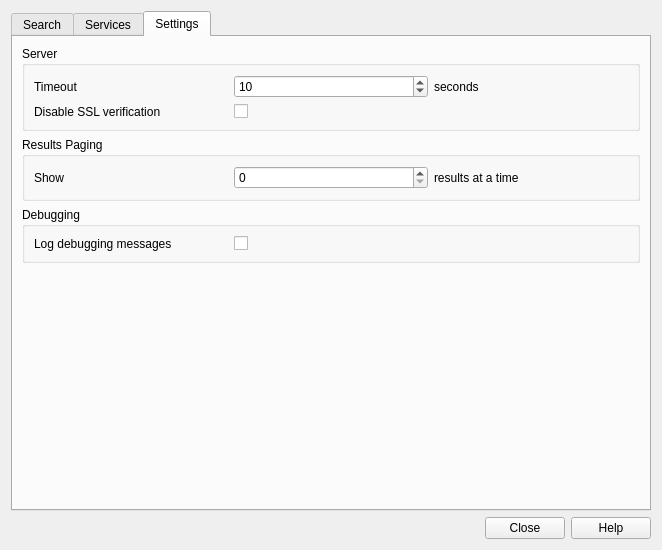
Above: ui/maindialog.ui from riccardoklinger/QarcConnect before the change. Below: the same form after it.
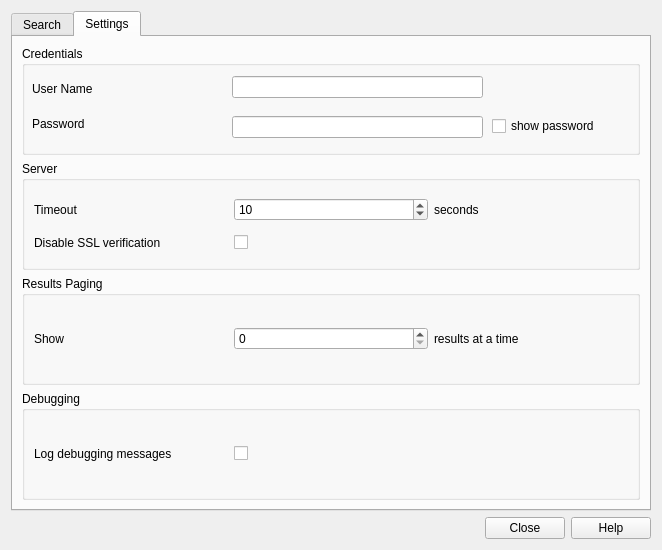
That is the form after the change. The open tabs and pages were chosen to show the change. Icons and pictures are not drawn. Custom widgets are drawn as their Qt base class.

```diff
--- a/ui/maindialog.ui
+++ b/ui/maindialog.ui
@@ -407,84 +407,86 @@
        </item>
       </layout>
      </widget>
-     <widget class="QWidget" name="tabServers">
-      <attribute name="title">
-       <string>Services</string>
-      </attribute>
-      <layout class="QGridLayout" name="gridLayout">
-       <item row="0" column="0" colspan="5">
-        <widget class="QComboBox" name="cmbConnectionsServices"/>
-       </item>
-       <item row="1" column="0">
-        <widget class="QPushButton" name="btnServerInfo">
-         <property name="text">
-          <string>Service Info</string>
-         </property>
-        </widget>
-       </item>
-       <item row="1" column="1" colspan="2">
-        <widget class="QPushButton" name="btnRawAPIResponse">
-         <property name="text">
-          <string>Raw API Response</string>
-         </property>
-        </widget>
-       </item>
-       <item row="2" column="0">
-        <widget class="QPushButton" name="btnNew">
-         <property name="text">
-          <string>New…</string>
-         </property>
-        </widget>
-       </item>
-       <item row="2" column="1">
-        <widget class="QPushButton" name="btnEdit">
-         <property name="text">
-          <string>Edit…</string>
-         </property>
-        </widget>
-       </item>
-       <item row="2" column="2">
-        <widget class="QPushButton" name="btnDelete">
-         <property name="text">
-          <string>Delete…</string>
-         </property>
-        </widget>
-       </item>
-       <item row="2" column="4">
-        <widget class="QPushButton" name="btnSave">
-         <property name="text">
-          <string>Save…</string>
-         </property>
-        </widget>
-       </item>
-       <item row="3" column="0" colspan="5">
-        <widget class="QTextBrowser" name="textMetadata">
-         <property name="openExternalLinks">
-          <bool>true</bool>
-         </property>
-        </widget>
-       </item>
-       <item row="1" column="3" colspan="2">
-        <widget class="QPushButton" name="btnAddDefault">
-         <property name="text">
-          <string>Add Default Services</string>
-         </property>
-        </widget>
-       </item>
-       <item row="2" column="3">
-        <widget class="QPushButton" name="btnLoad">
-         <property name="text">
-          <string>Load…</string>
-         </property>
-        </widget>
-       </item>
-      </layout>
-     </widget>
      <widget class="QWidget" name="tabSettings">
       <attribute name="title">
        <string>Settings</string>
       </attribute>
       <layout class="QVBoxLayout" name="verticalLayout_4">
+       <item>
+        <widget class="QGroupBox" name="groupBox_6">
+         <property name="title">
+          <string>Credentials</string>
+         </property>
+         <widget class="QLabel" name="label_14">
+          <property name="geometry">
+           <rect>
+            <x>10</x>
+            <y>31</y>
+            <width>195</width>
+            <height>24</height>
+           </rect>
+          </property>
+          <property name="text">
+           <string>User Name</string>
+          </property>
+         </widget>
+         <widget class="QLabel" name="label_15">
+          <property name="geometry">
+           <rect>
+            <x>10</x>
+            <y>70</y>
+            <width>195</width>
+            <height>16</height>
+           </rect>
+          </property>
+          <property name="text">
+           <string>Password</string>
+          </property>
+         </widget>
+         <widget class="QLineEdit" name="UserNameInput">
+          <property name="geometry">
+           <rect>
+            <x>210</x>
+            <y>30</y>
+            <width>251</width>
+            <height>22</height>
+           </rect>
+          </property>
+         </widget>
+         <widget class="QLineEdit" name="password_input">
+          <property name="geometry">
+           <rect>
+            <x>210</x>
+            <y>70</y>
+            <width>251</width>
+            <height>22</height>
+           </rect>
+          </property>
+          <property name="inputMethodHints">
+           <set>Qt::InputMethodHint::ImhHiddenText|Qt::InputMethodHint::ImhNoAutoUppercase|Qt::InputMethodHint::ImhNoPredictiveText|Qt::InputMethodHint::ImhSensitiveData</set>
+          </property>
+          <property name="echoMode">
+           <enum>QLineEdit::EchoMode::Password</enum>
+          </property>
+          <property name="clearButtonEnabled">
+           <bool>true</bool>
+          </property>
+         </widget>
+         <widget class="QCheckBox" name="show_password_checkbox">
+          <property name="geometry">
+           <rect>
+            <x>470</x>
+            <y>70</y>
+            <width>121</width>
+            <height>20</height>
+           </rect>
+          </property>
+          <property name="text">
+           <string>show password</string>
+          </property>
+         </widget>
+        </widget>
+       </item>
        <item>
         <widget class="QGroupBox" name="groupBox_4">
          <property name="title">
@@ -588,19 +590,6 @@
          </layout>
         </widget>
        </item>
-       <item>
-        <spacer name="verticalSpacer">
-         <property name="orientation">
-          <enum>Qt::Vertical</enum>
-         </property>
-         <property name="sizeHint" stdset="0">
-          <size>
-           <width>20</width>
-           <height>40</height>
-          </size>
-         </property>
-        </spacer>
-       </item>
       </layout>
      </widget>
     </widget>
```
Left out of the diff: 16 changed lines with no effect on the pictures.
